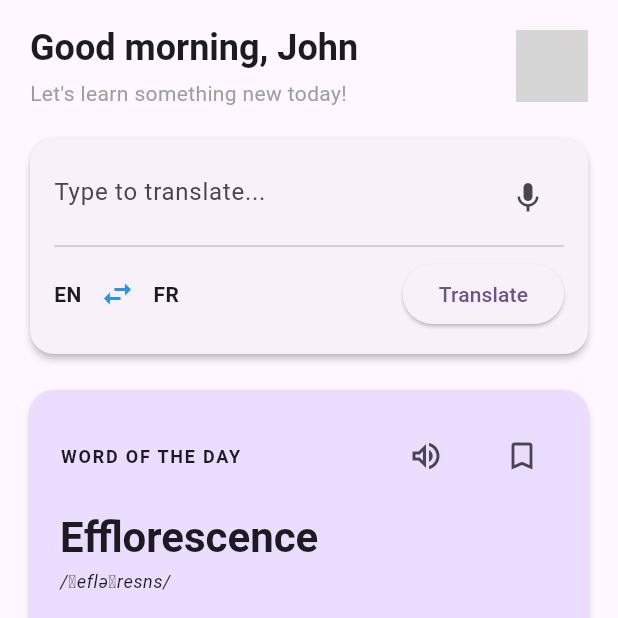
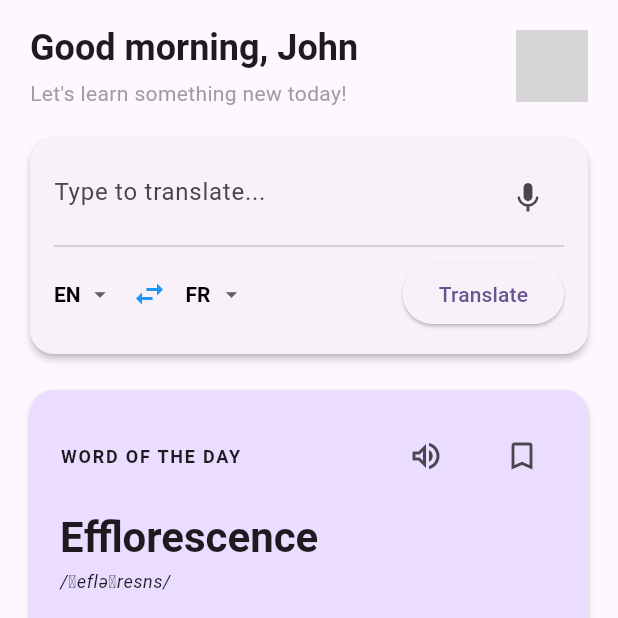
Before and after one commit to johannesalemu01/learn_lang, a Flutter app: the screen it shows after launch, on a phone screen of 412 x 824 dp, the top half of it. Run offline on Flutter 3.47's test engine with Material 3 defaults, Android fonts, the phone set to English and light mode, and no system bars; our stand-ins replace dio, flutter_dotenv, flutter_riverpod, flutter_tts; network calls fail; grey boxes are pictures that could not be loaded.

Commit message:
feat(translate): improve translation card ui and real-time debounce

```diff
--- a/lib/features/home/widgets/translate_card.dart
+++ b/lib/features/home/widgets/translate_card.dart
@@ -40,28 +40,68 @@ class TranslateCard extends ConsumerWidget {
                 children: [
                   Row(
                     children: [
-                      Text(
-                        state.sourceLanguage,
-                        style: const TextStyle(fontWeight: FontWeight.bold),
+                      DropdownButtonHideUnderline(
+                        child: DropdownButton<String>(
+                          value: state.sourceLanguage,
+                          icon: const Icon(Icons.arrow_drop_down, size: 18),
+                          style: const TextStyle(
+                            fontWeight: FontWeight.bold,
+                            color: Colors.black,
+                          ),
+                          items: const [
+                            DropdownMenuItem(value: 'EN', child: Text('EN')),
+                            DropdownMenuItem(value: 'FR', child: Text('FR')),
+                            DropdownMenuItem(value: 'ES', child: Text('ES')),
+                            DropdownMenuItem(value: 'DE', child: Text('DE')),
+                            DropdownMenuItem(value: 'IT', child: Text('IT')),
+                            DropdownMenuItem(value: 'AM', child: Text('AM')),
+                          ],
+                          onChanged: (val) {
+                            if (val != null) notifier.setSourceLanguage(val);
+                          },
+                        ),
                       ),
                       IconButton(
                         icon: const Icon(Icons.swap_horiz, color: Colors.blue),
                         onPressed: notifier.swapLanguages,
                       ),
-                      Text(
-                        state.targetLanguage,
-                        style: const TextStyle(fontWeight: FontWeight.bold),
+                      DropdownButtonHideUnderline(
+                        child: DropdownButton<String>(
+                          value: state.targetLanguage,
+                          icon: const Icon(Icons.arrow_drop_down, size: 18),
+                          style: const TextStyle(
+                            fontWeight: FontWeight.bold,
+                            color: Colors.black,
+                          ),
+                          items: const [
+                            DropdownMenuItem(value: 'EN', child: Text('EN')),
+                            DropdownMenuItem(value: 'FR', child: Text('FR')),
+                            DropdownMenuItem(value: 'ES', child: Text('ES')),
+                            DropdownMenuItem(value: 'DE', child: Text('DE')),
+                            DropdownMenuItem(value: 'IT', child: Text('IT')),
+                            DropdownMenuItem(value: 'AM', child: Text('AM')),
+                          ],
+                          onChanged: (val) {
+                            if (val != null) notifier.setTargetLanguage(val);
+                          },
+                        ),
                       ),
                     ],
                   ),
                   ElevatedButton(
-                    onPressed: notifier.translate,
+                    onPressed: state.isTranslating ? null : notifier.translate,
                     style: ElevatedButton.styleFrom(
                       shape: RoundedRectangleBorder(
                         borderRadius: BorderRadius.circular(20),
                       ),
                     ),
-                    child: const Text('Translate'),
+                    child: state.isTranslating
+                        ? const SizedBox(
+                            width: 20,
+                            height: 20,
+                            child: CircularProgressIndicator(strokeWidth: 2),
+                          )
+                        : const Text('Translate'),
                   ),
                 ],
               ),
```
